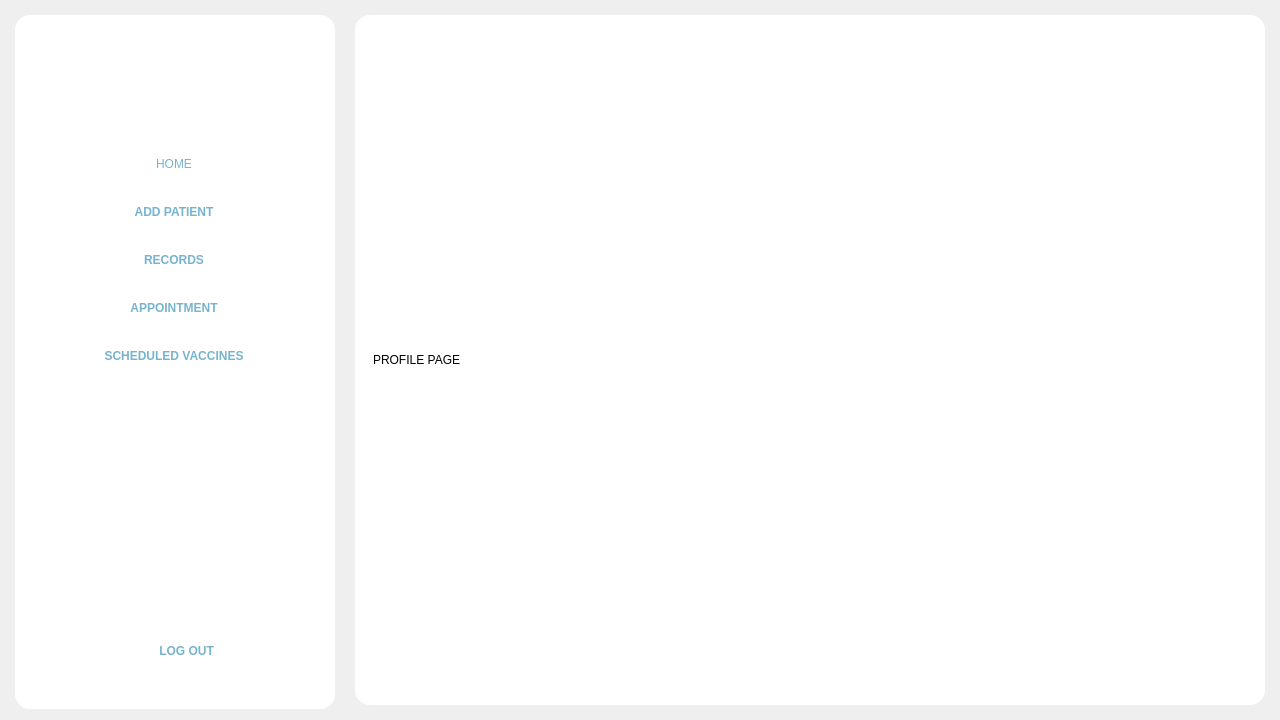
rmmln/Petmate-Desktop-Application, file Frontend/Home.ui: the form before one commit.
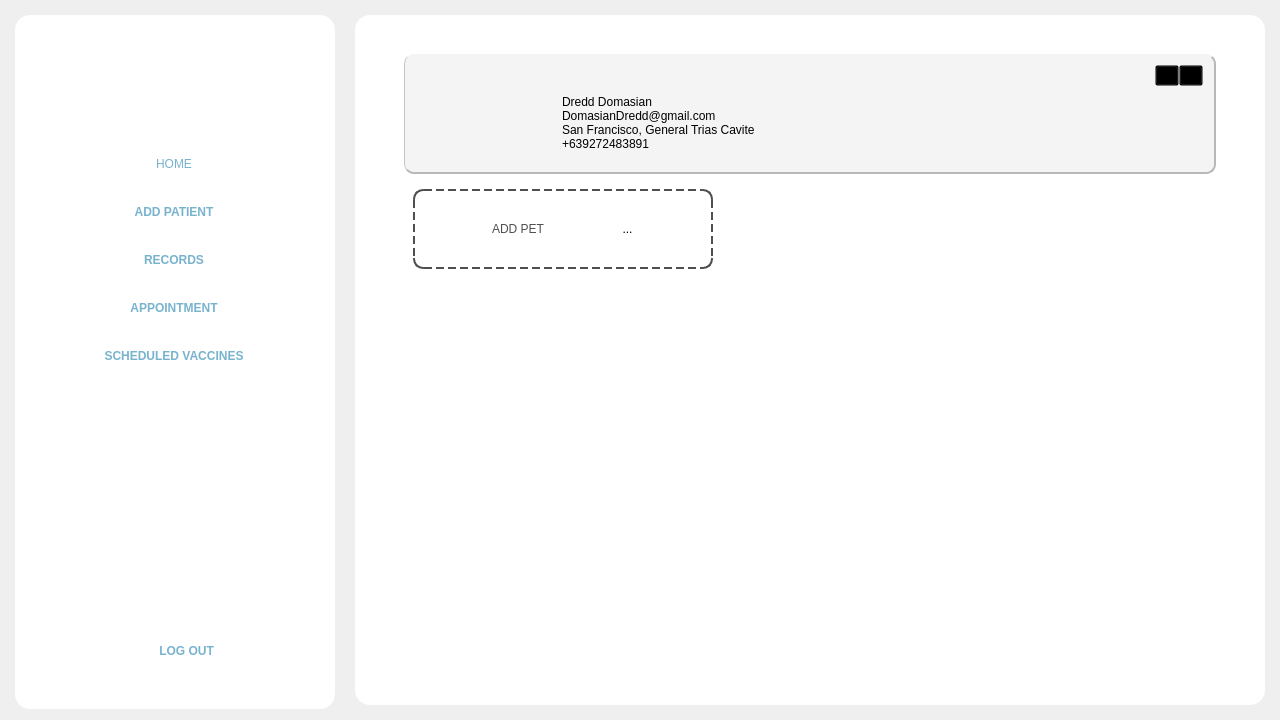
The form after the commit. The open tabs and pages were chosen to show the change. Icons and pictures are not drawn.

Commit message: Add patient profile page UI and new installer icons

```diff
--- a/Frontend/Home.ui
+++ b/Frontend/Home.ui
@@ -2366,13 +2366,307 @@
            </item>
           </layout>
          </widget>
-         <widget class="QWidget" name="page">
+         <widget class="QWidget" name="PatientProfile">
+          <property name="styleSheet">
+           <string notr="true">background:transparent;</string>
+          </property>
           <layout class="QVBoxLayout" name="verticalLayout_14">
+           <property name="leftMargin">
+            <number>40</number>
+           </property>
+           <property name="topMargin">
+            <number>30</number>
+           </property>
+           <property name="rightMargin">
+            <number>40</number>
+           </property>
+           <item alignment="Qt::AlignTop">
+            <widget class="QFrame" name="ProfileCard">
+             <property name="styleSheet">
+              <string notr="true">#ProfileCard{
+	border-radius:10px;
+	background-color:rgb(244, 244, 244);
+	border-bottom:1.5px solid rgb(184, 184, 184);
+	border-right:1.5px solid rgb(184, 184, 184);
+	border-left:1px solid rgb(198, 198, 198);
+
+}</string>
+             </property>
+             <property name="frameShape">
+              <enum>QFrame::StyledPanel</enum>
+             </property>
+             <property name="frameShadow">
+              <enum>QFrame::Raised</enum>
+             </property>
+             <layout class="QGridLayout" name="gridLayout_2">
+              <property name="leftMargin">
+               <number>20</number>
+              </property>
+              <property name="bottomMargin">
+               <number>20</number>
+              </property>
+              <item row="1" column="0">
+               <widget class="QLabel" name="label_22">
+                <property name="maximumSize">
+                 <size>
+                  <width>120</width>
+                  <height>120</height>
+                 </size>
+                </property>
+                <property name="text">
+                 <string/>
+                </property>
+                <property name="pixmap">
+                 <pixmap resource="resource.qrc">:/Icons/Icons/UserIcon.png</pixmap>
+                </property>
+                <property name="scaledContents">
+                 <bool>true</bool>
+                </property>
+               </widget>
+              </item>
+              <item row="1" column="2">
+               <widget class="QFrame" name="frame_8">
+                <property name="frameShape">
+                 <enum>QFrame::StyledPanel</enum>
+                </property>
+                <property name="frameShadow">
+                 <enum>QFrame::Raised</enum>
+                </property>
+                <layout class="QVBoxLayout" name="verticalLayout_19">
+                 <property name="spacing">
+                  <number>0</number>
+                 </property>
+                 <property name="leftMargin">
+                  <number>10</number>
+                 </property>
+                 <property name="topMargin">
+                  <number>0</number>
+                 </property>
+                 <property name="rightMargin">
+                  <number>0</number>
+                 </property>
+                 <property name="bottomMargin">
+                  <number>0</number>
+                 </property>
+                 <item>
+                  <widget class="QLabel" name="profileNameLabel">
+                   <property name="styleSheet">
+                    <string notr="true">font: 81 14pt &quot;Montserrat ExtraBold&quot;;
+color:rgb(0, 0, 0);</string>
+                   </property>
+                   <property name="text">
+                    <string>Dredd Domasian</string>
+                   </property>
+                  </widget>
+                 </item>
+                 <item>
+                  <widget class="QLabel" name="profileEmailLabel">
+                   <property name="styleSheet">
+                    <string notr="true">font: 63 14pt &quot;Montserrat Light&quot;;</string>
+                   </property>
+                   <property name="text">
+                    <string>DomasianDredd@gmail.com</string>
+                   </property>
+                  </widget>
+                 </item>
+                 <item>
+                  <widget class="QLabel" name="label_27">
+                   <property name="styleSheet">
+                    <string notr="true">font: 63 14pt &quot;Montserrat Light&quot;;</string>
+                   </property>
+                   <property name="text">
+                    <string>San Francisco, General Trias Cavite</string>
+                   </property>
+                  </widget>
+                 </item>
+                 <item>
+                  <widget class="QLabel" name="label_28">
+                   <property name="styleSheet">
+                    <string notr="true">font: 63 14pt &quot;Montserrat Light&quot;;</string>
+                   </property>
+                   <property name="text">
+                    <string>+639272483891</string>
+                   </property>
+                  </widget>
+                 </item>
+                </layout>
+               </widget>
+              </item>
+              <item row="0" column="2">
+               <widget class="QFrame" name="frame_9">
+                <property name="frameShape">
+                 <enum>QFrame::StyledPanel</enum>
+                </property>
+                <property name="frameShadow">
+                 <enum>QFrame::Raised</enum>
+                </property>
+                <layout class="QHBoxLayout" name="horizontalLayout_14">
+                 <property name="spacing">
+                  <number>0</number>
+                 </property>
+                 <property name="leftMargin">
+                  <number>0</number>
+                 </property>
+                 <property name="topMargin">
+                  <number>0</number>
+                 </property>
+                 <property name="rightMargin">
+                  <number>0</number>
+                 </property>
+                 <property name="bottomMargin">
+                  <number>0</number>
+                 </property>
+                 <item alignment="Qt::AlignRight">
+                  <widget class="QFrame" name="frame_10">
+                   <property name="frameShape">
+                    <enum>QFrame::StyledPanel</enum>
+                   </property>
+                   <property name="frameShadow">
+                    <enum>QFrame::Raised</enum>
+                   </property>
+                   <layout class="QHBoxLayout" name="horizontalLayout_15">
+                    <property name="spacing">
+                     <number>0</number>
+                    </property>
+                    <property name="leftMargin">
+                     <number>0</number>
+                    </property>
+                    <property name="topMargin">
+                     <number>0</number>
+                    </property>
+                    <property name="rightMargin">
+                     <number>0</number>
+                    </property>
+                    <property name="bottomMargin">
+                     <number>0</number>
+                    </property>
+                    <item>
+                     <widget class="QToolButton" name="toolButton_4">
+                      <property name="styleSheet">
+                       <string notr="true">background:transparent;</string>
+                      </property>
+                      <property name="text">
+                       <string>...</string>
+                      </property>
+                      <property name="icon">
+                       <iconset resource="resource.qrc">
+                        <normaloff>:/Icons/Icons/UpdateIcon.png</normaloff>:/Icons/Icons/UpdateIcon.png</iconset>
+                      </property>
+                      <property name="iconSize">
+                       <size>
+                        <width>25</width>
+                        <height>25</height>
+                       </size>
+                      </property>
+                     </widget>
+                    </item>
+                    <item>
+                     <widget class="QToolButton" name="toolButton_5">
+                      <property name="styleSheet">
+                       <string notr="true">background:transparent;</string>
+                      </property>
+                      <property name="text">
+                       <string>...</string>
+                      </property>
+                      <property name="icon">
+                       <iconset resource="resource.qrc">
+                        <normaloff>:/Icons/Icons/delete.png</normaloff>:/Icons/Icons/delete.png</iconset>
+                      </property>
+                      <property name="iconSize">
+                       <size>
+                        <width>25</width>
+                        <height>25</height>
+                       </size>
+                      </property>
+                     </widget>
+                    </item>
+                   </layout>
+                  </widget>
+                 </item>
+                </layout>
+               </widget>
+              </item>
+             </layout>
+            </widget>
+           </item>
            <item>
-            <widget class="QLabel" name="label_22">
-             <property name="text">
-              <string>PROFILE PAGE</string>
+            <widget class="QScrollArea" name="scrollArea_3">
+             <property name="styleSheet">
+              <string notr="true">border:none;</string>
              </property>
+             <property name="widgetResizable">
+              <bool>true</bool>
+             </property>
+             <widget class="QWidget" name="scrollAreaWidgetContents_4">
+              <property name="geometry">
+               <rect>
+                <x>0</x>
+                <y>0</y>
+                <width>812</width>
+                <height>430</height>
+               </rect>
+              </property>
+              <layout class="QFormLayout" name="formLayout">
+               <item row="0" column="0">
+                <widget class="QFrame" name="addPetButton">
+                 <property name="sizePolicy">
+                  <sizepolicy hsizetype="Fixed" vsizetype="Fixed">
+                   <horstretch>0</horstretch>
+                   <verstretch>0</verstretch>
+                  </sizepolicy>
+                 </property>
+                 <property name="minimumSize">
+                  <size>
+                   <width>300</width>
+                   <height>80</height>
+                  </size>
+                 </property>
+                 <property name="styleSheet">
+                  <string notr="true">#addPetButton{
+	border-radius:10px;
+	border:2px dashed #4F4F4F;
+}</string>
+                 </property>
+                 <property name="frameShape">
+                  <enum>QFrame::StyledPanel</enum>
+                 </property>
+                 <property name="frameShadow">
+                  <enum>QFrame::Raised</enum>
+                 </property>
+                 <layout class="QHBoxLayout" name="horizontalLayout_16">
+                  <item>
+                   <widget class="QToolButton" name="toolButton_7">
+                    <property name="styleSheet">
+                     <string notr="true">font: 81 22pt &quot;Montserrat ExtraBold&quot;;
+color:#4F4F4F;</string>
+                    </property>
+                    <property name="text">
+                     <string>ADD PET</string>
+                    </property>
+                   </widget>
+                  </item>
+                  <item>
+                   <widget class="QToolButton" name="toolButton_6">
+                    <property name="text">
+                     <string>...</string>
+                    </property>
+                    <property name="icon">
+                     <iconset resource="resource.qrc">
+                      <normaloff>:/Icons/Icons/AddIconAppointment.png</normaloff>:/Icons/Icons/AddIconAppointment.png</iconset>
+                    </property>
+                    <property name="iconSize">
+                     <size>
+                      <width>40</width>
+                      <height>40</height>
+                     </size>
+                    </property>
+                   </widget>
+                  </item>
+                 </layout>
+                </widget>
+               </item>
+              </layout>
+             </widget>
             </widget>
            </item>
           </layout>
```
Left out of the diff: 2 changed lines with no effect on the pictures.
